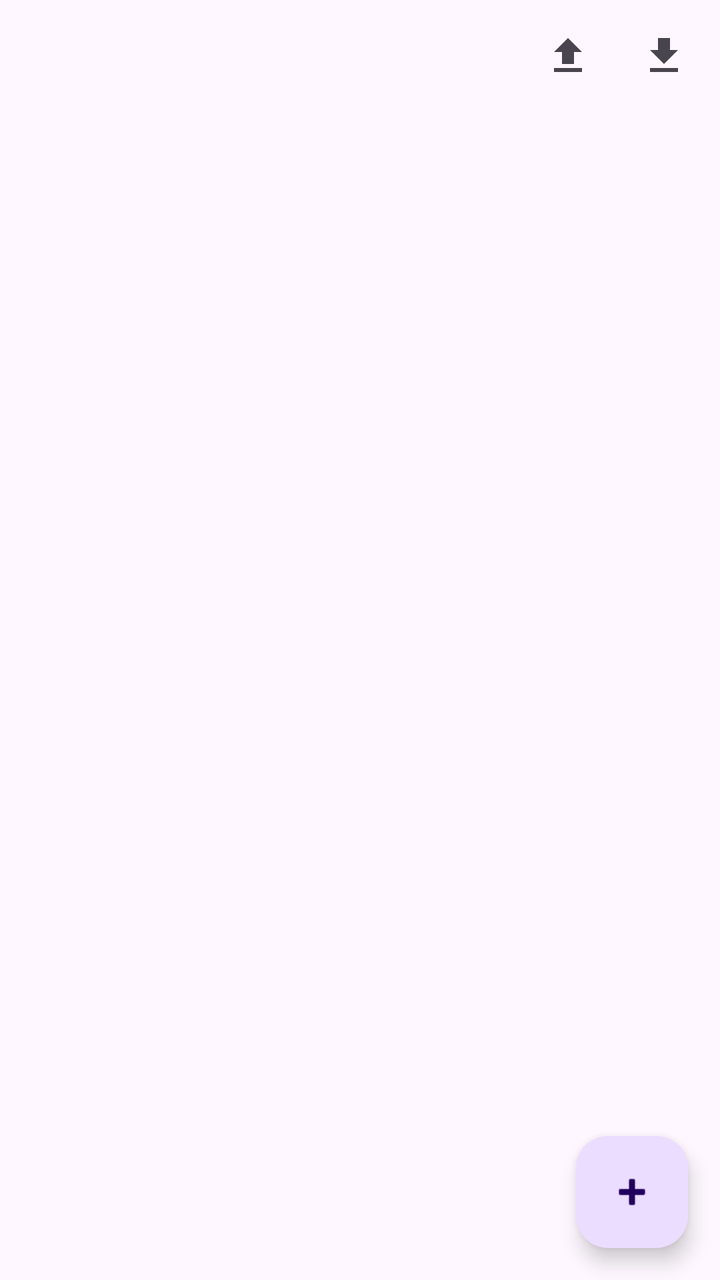
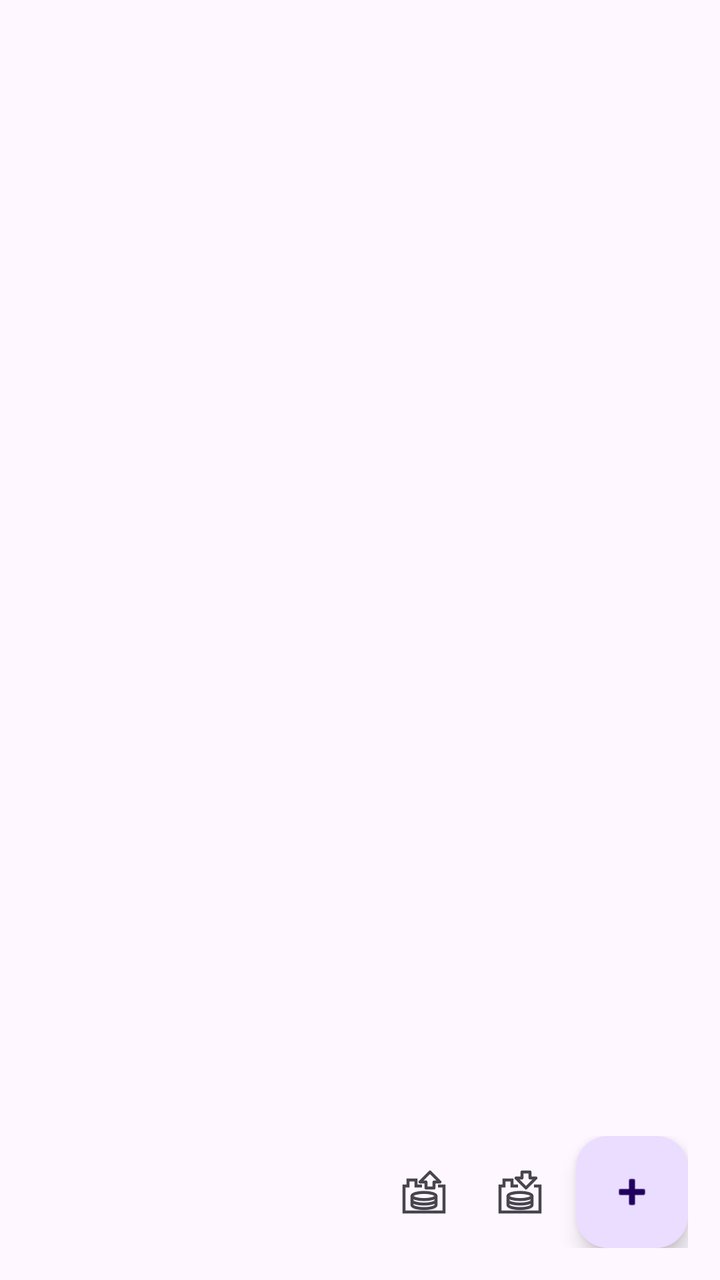

The first picture is an Android layout as it rendered before a commit; the second is the same layout after the commit. The layout source and the unified diff follow.
<!-- AndroidManifest.xml: application theme Theme.FfNotifyImporter -->
<!-- res/layout/fragment_rules_list.xml -->
<?xml version="1.0" encoding="utf-8"?>
<androidx.coordinatorlayout.widget.CoordinatorLayout xmlns:android="http://schemas.android.com/apk/res/android"
    xmlns:app="http://schemas.android.com/apk/res-auto"
    android:layout_width="match_parent"
    android:layout_height="match_parent">

    <LinearLayout
        android:layout_width="match_parent"
        android:layout_height="match_parent"
        android:orientation="vertical">

        <LinearLayout
            android:layout_width="match_parent"
            android:layout_height="wrap_content"
            android:gravity="end|center_vertical"
            android:orientation="horizontal"
            android:paddingTop="4dp"
            android:paddingEnd="4dp">

            <ImageButton
                android:id="@+id/exportRulesButton"
                android:layout_width="48dp"
                android:layout_height="48dp"
                android:background="?attr/selectableItemBackgroundBorderless"
                android:contentDescription="@string/rules_export"
                android:src="@drawable/ic_export" />

            <ImageButton
                android:id="@+id/importRulesButton"
                android:layout_width="48dp"
                android:layout_height="48dp"
                android:background="?attr/selectableItemBackgroundBorderless"
                android:contentDescription="@string/rules_import"
                android:src="@drawable/ic_import" />

        </LinearLayout>

        <androidx.recyclerview.widget.RecyclerView
            android:id="@+id/rulesRecyclerView"
            android:layout_width="match_parent"
            android:layout_height="0dp"
            android:layout_weight="1" />

    </LinearLayout>

    <TextView
        android:id="@+id/rulesEmptyText"
        android:layout_width="match_parent"
        android:layout_height="wrap_content"
        android:layout_gravity="center"
        android:gravity="center"
        android:padding="24dp"
        android:text="@string/rules_empty"
        android:visibility="gone" />

    <com.google.android.material.floatingactionbutton.FloatingActionButton
        android:id="@+id/addRuleButton"
        android:layout_width="wrap_content"
        android:layout_height="wrap_content"
        android:layout_gravity="bottom|end"
        android:layout_margin="16dp"
        android:contentDescription="@string/rules_add"
        android:src="@android:drawable/ic_input_add" />

</androidx.coordinatorlayout.widget.CoordinatorLayout>
<!-- resources referenced by this layout -->
<resources>
  <!-- drawable ic_export (drawable) -->
  <?xml version="1.0" encoding="utf-8"?>
  <vector xmlns:android="http://schemas.android.com/apk/res/android"
      android:width="24dp"
      android:height="24dp"
      android:viewportWidth="24"
      android:viewportHeight="24"
      android:tint="?attr/colorOnSurfaceVariant">
      <path
          android:fillColor="#FF000000"
          android:pathData="M9,16h6v-6h4l-7,-7l-7,7h4v6zM5,18h14v2H5z" />
  </vector>
  <!-- drawable ic_import (drawable) -->
  <?xml version="1.0" encoding="utf-8"?>
  <vector xmlns:android="http://schemas.android.com/apk/res/android"
      android:width="24dp"
      android:height="24dp"
      android:viewportWidth="24"
      android:viewportHeight="24"
      android:tint="?attr/colorOnSurfaceVariant">
      <path
          android:fillColor="#FF000000"
          android:pathData="M19,9h-4V3H9v6H5l7,7l7,-7zM5,18v2h14v-2H5z" />
  </vector>
  <string name="rules_add">Add rule</string>
  <string name="rules_empty">No rules yet. Tap + to add one.</string>
  <string name="rules_export">Export rules</string>
  <string name="rules_import">Import rules</string>
  <style name="Theme.FfNotifyImporter" parent="Theme.Material3.DayNight.NoActionBar" />
</resources>

<!-- the commit's change to res/layout/fragment_rules_list.xml (unified diff, before → after) -->
@@ -4,44 +4,10 @@
     android:layout_width="match_parent"
     android:layout_height="match_parent">
 
-    <LinearLayout
+    <androidx.recyclerview.widget.RecyclerView
+        android:id="@+id/rulesRecyclerView"
         android:layout_width="match_parent"
-        android:layout_height="match_parent"
-        android:orientation="vertical">
-
-        <LinearLayout
-            android:layout_width="match_parent"
-            android:layout_height="wrap_content"
-            android:gravity="end|center_vertical"
-            android:orientation="horizontal"
-            android:paddingTop="4dp"
-            android:paddingEnd="4dp">
-
-            <ImageButton
-                android:id="@+id/exportRulesButton"
-                android:layout_width="48dp"
-                android:layout_height="48dp"
-                android:background="?attr/selectableItemBackgroundBorderless"
-                android:contentDescription="@string/rules_export"
-                android:src="@drawable/ic_export" />
-
-            <ImageButton
-                android:id="@+id/importRulesButton"
-                android:layout_width="48dp"
-                android:layout_height="48dp"
-                android:background="?attr/selectableItemBackgroundBorderless"
-                android:contentDescription="@string/rules_import"
-                android:src="@drawable/ic_import" />
-
-        </LinearLayout>
-
-        <androidx.recyclerview.widget.RecyclerView
-            android:id="@+id/rulesRecyclerView"
-            android:layout_width="match_parent"
-            android:layout_height="0dp"
-            android:layout_weight="1" />
-
-    </LinearLayout>
+        android:layout_height="match_parent" />
 
     <TextView
         android:id="@+id/rulesEmptyText"
@@ -53,13 +19,39 @@
         android:text="@string/rules_empty"
         android:visibility="gone" />
 
-    <com.google.android.material.floatingactionbutton.FloatingActionButton
-        android:id="@+id/addRuleButton"
+    <LinearLayout
         android:layout_width="wrap_content"
         android:layout_height="wrap_content"
         android:layout_gravity="bottom|end"
         android:layout_margin="16dp"
-        android:contentDescription="@string/rules_add"
-        android:src="@android:drawable/ic_input_add" />
+        android:gravity="center_vertical"
+        android:orientation="horizontal">
+
+        <ImageButton
+            android:id="@+id/exportRulesButton"
+            android:layout_width="40dp"
+            android:layout_height="40dp"
+            android:layout_marginEnd="8dp"
+            android:background="?attr/selectableItemBackgroundBorderless"
+            android:contentDescription="@string/rules_export"
+            android:src="@drawable/ic_export" />
+
+        <ImageButton
+            android:id="@+id/importRulesButton"
+            android:layout_width="40dp"
+            android:layout_height="40dp"
+            android:layout_marginEnd="8dp"
+            android:background="?attr/selectableItemBackgroundBorderless"
+            android:contentDescription="@string/rules_import"
+            android:src="@drawable/ic_import" />
+
+        <com.google.android.material.floatingactionbutton.FloatingActionButton
+            android:id="@+id/addRuleButton"
+            android:layout_width="wrap_content"
+            android:layout_height="wrap_content"
+            android:contentDescription="@string/rules_add"
+            android:src="@android:drawable/ic_input_add" />
+
+    </LinearLayout>
 
 </androidx.coordinatorlayout.widget.CoordinatorLayout>
<!-- resource entries referenced after the edit -->
@@ -9,8 +9,40 @@
       android:viewportHeight="24"
       android:tint="?attr/colorOnSurfaceVariant">
       <path
-          android:fillColor="#FF000000"
-          android:pathData="M9,16h6v-6h4l-7,-7l-7,7h4v6zM5,18h14v2H5z" />
+          android:pathData="M19,9 L22,9 L22,22 L2,22 L2,9 L4,9 L4,6 L8,6 L8,9 L11,9"
+          android:fillColor="@android:color/transparent"
+          android:strokeColor="#FF000000"
+          android:strokeWidth="1.5"
+          android:strokeLineCap="butt"
+          android:strokeLineJoin="miter" />
+      <path
+          android:pathData="M6,14 A6,1.8 0 1,0 18,14 A6,1.8 0 1,0 6,14 Z"
+          android:fillColor="@android:color/transparent"
+          android:strokeColor="#FF000000"
+          android:strokeWidth="1.5"
+          android:strokeLineCap="round"
+          android:strokeLineJoin="round" />
+      <path
+          android:pathData="M6,14 V18.5 A6,1.8 0 0,0 18,18.5 V14"
+          android:fillColor="@android:color/transparent"
+          android:strokeColor="#FF000000"
+          android:strokeWidth="1.5"
+          android:strokeLineCap="round"
+          android:strokeLineJoin="round" />
+      <path
+          android:pathData="M6,16.25 A6,1.8 0 0,0 18,16.25"
+          android:fillColor="@android:color/transparent"
+          android:strokeColor="#FF000000"
+          android:strokeWidth="1.5"
+          android:strokeLineCap="round"
+          android:strokeLineJoin="round" />
+      <path
+          android:pathData="M15,2 L20,7 L17,7 L17,10 L13,10 L13,7 L10,7 Z"
+          android:fillColor="@android:color/transparent"
+          android:strokeColor="#FF000000"
+          android:strokeWidth="1.5"
+          android:strokeLineCap="round"
+          android:strokeLineJoin="round" />
   </vector>
   <!-- drawable ic_import (drawable) -->
   <?xml version="1.0" encoding="utf-8"?>
@@ -21,8 +53,40 @@
       android:viewportHeight="24"
       android:tint="?attr/colorOnSurfaceVariant">
       <path
-          android:fillColor="#FF000000"
-          android:pathData="M19,9h-4V3H9v6H5l7,7l7,-7zM5,18v2h14v-2H5z" />
+          android:pathData="M19,9 L22,9 L22,22 L2,22 L2,9 L4,9 L4,6 L8,6 L8,9 L11,9"
+          android:fillColor="@android:color/transparent"
+          android:strokeColor="#FF000000"
+          android:strokeWidth="1.5"
+          android:strokeLineCap="butt"
+          android:strokeLineJoin="miter" />
+      <path
+          android:pathData="M6,14 A6,1.8 0 1,0 18,14 A6,1.8 0 1,0 6,14 Z"
+          android:fillColor="@android:color/transparent"
+          android:strokeColor="#FF000000"
+          android:strokeWidth="1.5"
+          android:strokeLineCap="round"
+          android:strokeLineJoin="round" />
+      <path
+          android:pathData="M6,14 V18.5 A6,1.8 0 0,0 18,18.5 V14"
+          android:fillColor="@android:color/transparent"
+          android:strokeColor="#FF000000"
+          android:strokeWidth="1.5"
+          android:strokeLineCap="round"
+          android:strokeLineJoin="round" />
+      <path
+          android:pathData="M6,16.25 A6,1.8 0 0,0 18,16.25"
+          android:fillColor="@android:color/transparent"
+          android:strokeColor="#FF000000"
+          android:strokeWidth="1.5"
+          android:strokeLineCap="round"
+          android:strokeLineJoin="round" />
+      <path
+          android:pathData="M13,2 L17,2 L17,5 L20,5 L15,10 L10,5 L13,5 Z"
+          android:fillColor="@android:color/transparent"
+          android:strokeColor="#FF000000"
+          android:strokeWidth="1.5"
+          android:strokeLineCap="round"
+          android:strokeLineJoin="round" />
   </vector>
   <string name="rules_add">Add rule</string>
   <string name="rules_empty">No rules yet. Tap + to add one.</string>
